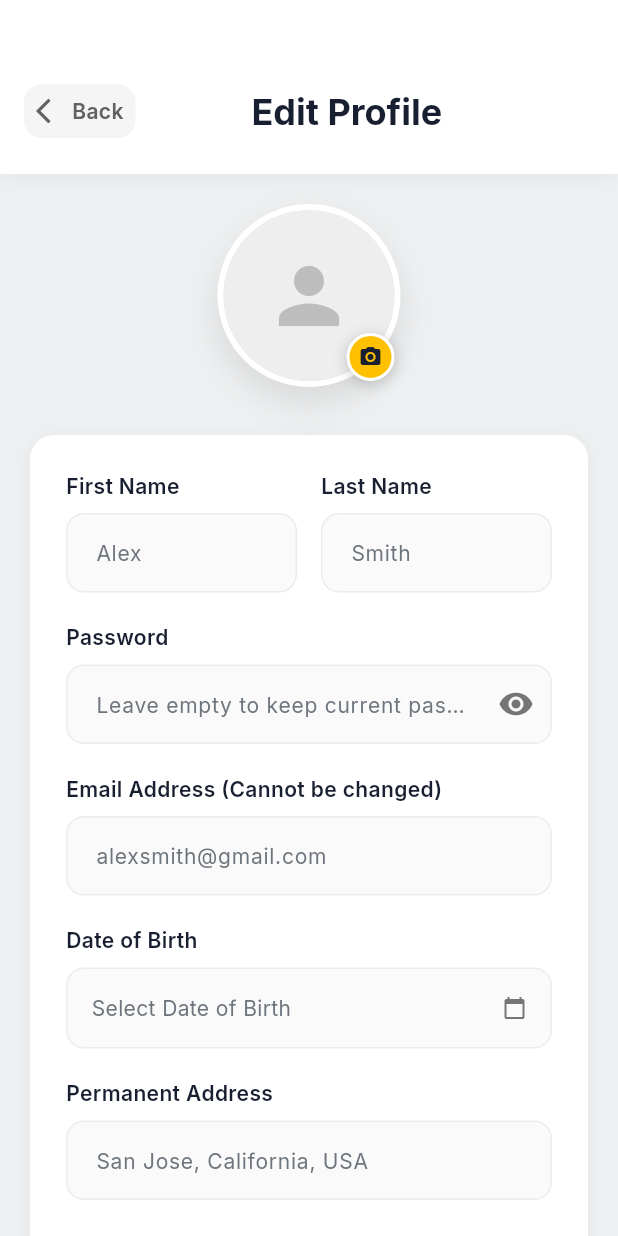
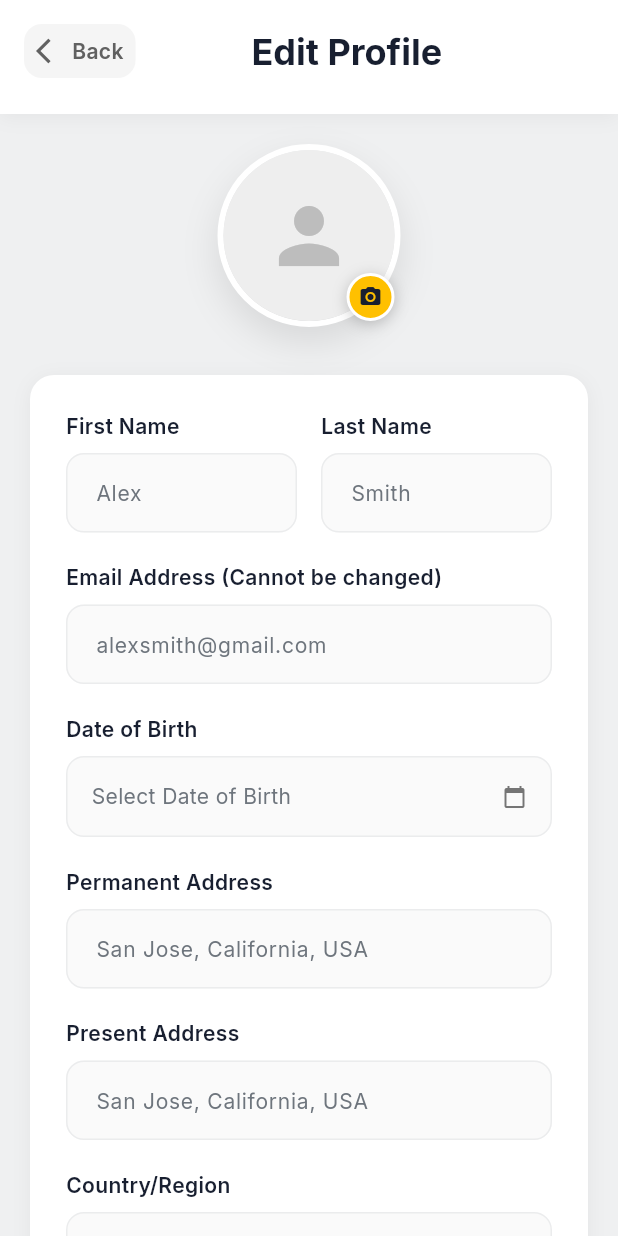
Before and after one commit to Flash-Technologies/flash_transfer_app, a Flutter app: the EditProfileScreen screen opened by its route, on a phone screen of 412 x 824 dp. Run offline on Flutter 3.47's test engine with Material 3 defaults, Android fonts, the phone set to English and light mode, and no system bars; drawn by our look-alikes of flutter_animate; our stand-ins replace app_links, cached_network_image, camera, confetti, dio, equatable and 14 more; missing offline and left inert: flutter_facebook_auth, reown_appkit; accounts and stored records are empty; network calls fail; statements that could not run were skipped.

Commit message:
Enhance UI and error handling across the application
- Implemented safe area handling in FlashTransferApp to respect system UI padding.
- Configured system UI overlay styles in main.dart for better visual consistency.
- Improved API error handling in ApiClient and AuthService to manage structured error responses.
- Updated sign-in error messages for clarity and user-friendliness in AuthProvider and SignInScreen.
- Adjusted padding in various screens to account for system UI, ensuring a consistent layout across the app.

```diff
--- a/lib/presentation/settings/contact_us_screen.dart
+++ b/lib/presentation/settings/contact_us_screen.dart
@@ -216,7 +216,7 @@
           SlideTransition(
             position: _headerSlideAnimation,
             child: Container(
-              padding: const EdgeInsets.fromLTRB(16, 56, 16, 24),
+              padding: EdgeInsets.fromLTRB(16, MediaQuery.of(context).padding.top + 16, 16, 24),
               decoration: BoxDecoration(
                 color: Colors.white,
                 boxShadow: [
--- a/lib/presentation/settings/edit_profile_screen.dart
+++ b/lib/presentation/settings/edit_profile_screen.dart
@@ -466,7 +466,7 @@
           SlideTransition(
             position: _headerSlideAnimation,
             child: Container(
-              padding: const EdgeInsets.fromLTRB(16, 56, 16, 24),
+              padding: EdgeInsets.fromLTRB(16, MediaQuery.of(context).padding.top + 16, 16, 24),
               decoration: BoxDecoration(
                 color: Colors.white,
                 boxShadow: [
@@ -611,18 +611,18 @@
                             const SizedBox(height: 20),
 
                             // Password Field
-                            _buildFormField(
-                              label: 'Password',
-                              controller: _passwordController,
-                              focusNode: _passwordFocus,
-                              hintText: 'Leave empty to keep current password',
-                              isPassword: true,
-                              onFieldSubmitted: (_) =>
-                                  _emailFocus.requestFocus(),
-                              animationDelay: 800,
-                            ),
+                            // _buildFormField(
+                            //   label: 'Password',
+                            //   controller: _passwordController,
+                            //   focusNode: _passwordFocus,
+                            //   hintText: 'Leave empty to keep current password',
+                            //   isPassword: true,
+                            //   onFieldSubmitted: (_) =>
+                            //       _emailFocus.requestFocus(),
+                            //   animationDelay: 800,
+                            // ),
 
-                            const SizedBox(height: 20),
+                            // const SizedBox(height: 20),
 
                             // Email Field (Read-only)
                             _buildFormField(
--- a/lib/presentation/settings/language_screen.dart
+++ b/lib/presentation/settings/language_screen.dart
@@ -149,7 +149,7 @@
           SlideTransition(
             position: _headerSlideAnimation,
             child: Container(
-              padding: const EdgeInsets.fromLTRB(16, 56, 16, 24),
+              padding: EdgeInsets.fromLTRB(16, MediaQuery.of(context).padding.top + 16, 16, 24),
               decoration: BoxDecoration(
                 color: Colors.white,
                 boxShadow: [
--- a/lib/presentation/settings/widgets/privacy_header_widget.dart
+++ b/lib/presentation/settings/widgets/privacy_header_widget.dart
@@ -75,7 +75,7 @@
     final translationService = TranslationService.instance;
 
     return Container(
-      padding: const EdgeInsets.fromLTRB(16, 56, 16, 16),
+      padding: EdgeInsets.fromLTRB(16, MediaQuery.of(context).padding.top + 16, 16, 16),
       decoration: BoxDecoration(
         color: Colors.white,
         boxShadow: [
--- a/lib/presentation/transaction/recipients_screen.dart
+++ b/lib/presentation/transaction/recipients_screen.dart
@@ -194,7 +194,7 @@
     final translationService = TranslationService.instance;
 
     return Container(
-      padding: const EdgeInsets.fromLTRB(16, 56, 16, 24),
+      padding: EdgeInsets.fromLTRB(16, MediaQuery.of(context).padding.top + 16, 16, 24),
       decoration: BoxDecoration(
         color: Colors.white,
         boxShadow: [
--- a/lib/presentation/transaction/track_transfer_screen.dart
+++ b/lib/presentation/transaction/track_transfer_screen.dart
@@ -197,7 +197,7 @@
           SlideTransition(
             position: _headerSlideAnimation,
             child: Container(
-              padding: const EdgeInsets.fromLTRB(16, 56, 16, 24),
+              padding: EdgeInsets.fromLTRB(16, MediaQuery.of(context).padding.top + 16, 16, 24),
               decoration: BoxDecoration(
                 color: Colors.white,
                 boxShadow: [
--- a/lib/presentation/transaction/transaction_details_screen.dart
+++ b/lib/presentation/transaction/transaction_details_screen.dart
@@ -335,7 +335,7 @@
           SlideTransition(
             position: _headerSlideAnimation,
             child: Container(
-              padding: const EdgeInsets.fromLTRB(16, 56, 16, 24),
+              padding: EdgeInsets.fromLTRB(16, MediaQuery.of(context).padding.top + 16, 16, 24),
               decoration: BoxDecoration(
                 color: Colors.white,
                 boxShadow: [
--- a/lib/presentation/transaction/widgets/invite_header_widget.dart
+++ b/lib/presentation/transaction/widgets/invite_header_widget.dart
@@ -15,7 +15,7 @@
     final translationService = TranslationService.instance;
 
     return Container(
-      padding: const EdgeInsets.fromLTRB(16, 56, 16, 24),
+      padding: EdgeInsets.fromLTRB(16, MediaQuery.of(context).padding.top + 16, 16, 24),
       decoration: BoxDecoration(
         color: Colors.white,
         boxShadow: [
--- a/lib/presentation/transaction/widgets/transaction_header_widget.dart
+++ b/lib/presentation/transaction/widgets/transaction_header_widget.dart
@@ -17,7 +17,7 @@
   @override
   Widget build(BuildContext context) {
     return Container(
-      padding: const EdgeInsets.fromLTRB(16, 56, 16, 24),
+      padding: EdgeInsets.fromLTRB(16, MediaQuery.of(context).padding.top + 16, 16, 24),
       decoration: BoxDecoration(
         color: Colors.white,
         boxShadow: [
```
Also changed, not shown: lib/app.dart (+10 -0 lines), lib/core/api/api_client.dart (+10 -0 lines), lib/core/services/auth_service.dart (+15 -0 lines), lib/main.dart (+15 -0 lines), lib/presentation/auth/sign_in_screen.dart (+4 -4 lines), lib/presentation/home/home_screen.dart (+6 -3 lines), lib/providers/auth_provider.dart (+9 -0 lines).
